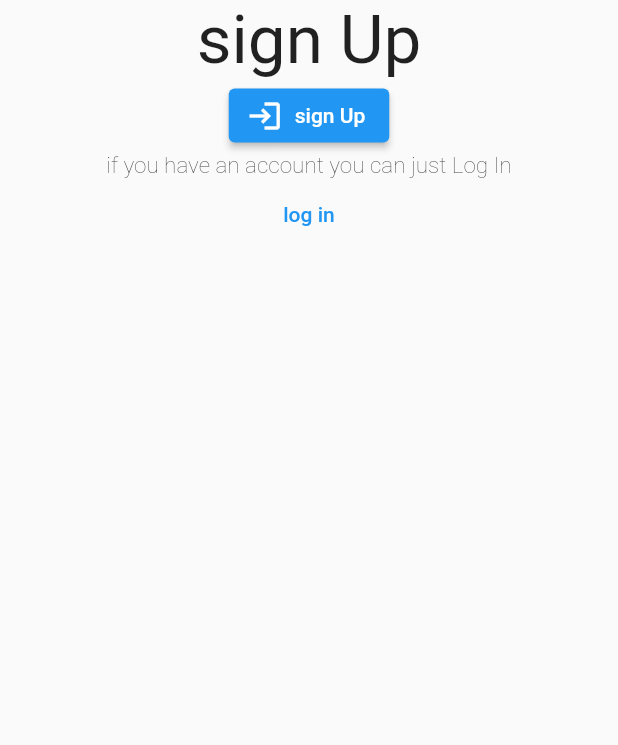
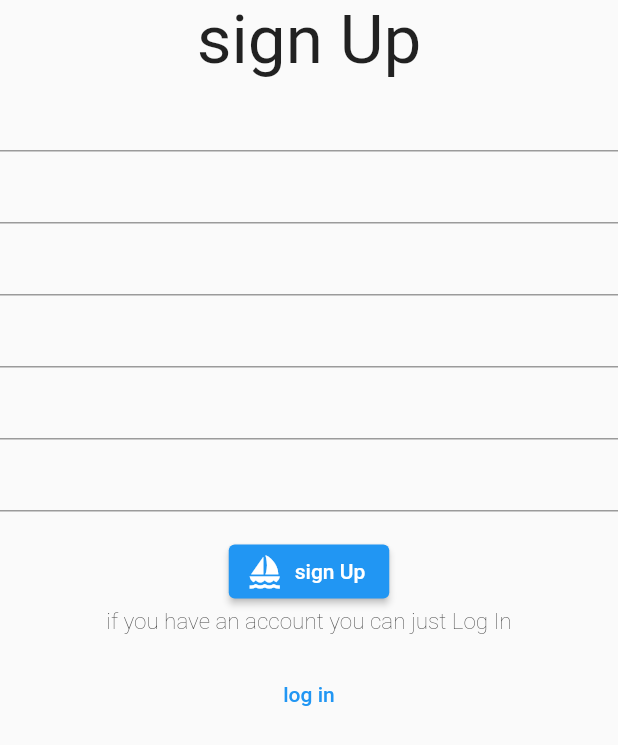
Before and after one commit to miladmirkhan/milad, a Flutter app: the screen it shows after launch, after a tap on "login Screen", after a tap on "sign in", on a phone screen of 412 x 824 dp. Shown: the top 745 px of the screen. Run offline on Flutter 3.47's test engine with Material 2 defaults, Android fonts, the phone set to English and light mode, and no system bars; our stand-ins replace google_fonts; network calls fail.

Commit message:
last changes

```diff
--- a/lib/app.dart
+++ b/lib/app.dart
@@ -26,6 +26,7 @@ Widget build(BuildContext context) {
        color: Colors.purpleAccent[895],
      ),
           )),
+          //the Routes
       initialRoute: '/',
       routes: {
         '/': (context) => homeApp(),
--- a/lib/login_scren/loginScreen.dart
+++ b/lib/login_scren/loginScreen.dart
@@ -9,11 +9,7 @@ class loginScreen extends StatefulWidget {
 }
 
 class _loginScreenState extends State<loginScreen> {
-  String name = 'user name';
-  String? password;
 
-  TextEditingController userNameController = TextEditingController();
-  TextEditingController passwordController = TextEditingController();
 
   @override
   Widget build(BuildContext context) {
@@ -21,21 +17,20 @@ class _loginScreenState extends State<loginScreen> {
       appBar: AppBar(),
       body: Column(
         children: [
-          Text('Welcome $name'),
+          Text('Welcome',style:TextStyle(fontSize: 45, fontWeight: FontWeight.w400) ,),
           Form(
               child: Column(
             children: [
               //user name
               TextFormField(
-                controller: userNameController,
                 keyboardType: TextInputType.emailAddress,
               ),
 
               //passsword
               TextFormField(
-                controller: passwordController,
                 obscureText: true,
               ),
+              Text(" "),
               ElevatedButton.icon(
                 onPressed: () {
                  Navigator.pushNamed(context, '/dataScreen');
--- a/lib/sign_in/signIn.dart
+++ b/lib/sign_in/signIn.dart
@@ -11,14 +11,22 @@ class signIn extends StatelessWidget {
         children: [
           Text("sign Up",
           style: TextStyle(fontSize: 45, fontWeight: FontWeight.w400),
-            ),
+          ),
+            TextFormField(keyboardType: TextInputType.name,),
+                TextFormField(keyboardType: TextInputType.name,),
 
+              TextFormField(keyboardType: TextInputType.emailAddress, ),
+              TextFormField( keyboardType: TextInputType.phone,),
+
+               TextFormField(  obscureText: true, ),
+               TextFormField(  obscureText: true, ),
+Text(" "),
            ElevatedButton.icon(
                 onPressed: () {
                   Navigator.pushNamed(context, '/dataScreen');
                 },
                 icon: Icon(
-                  Icons.login,
+                  Icons.sailing
                 ),
                 label: Text('sign Up'),
               ),
@@ -26,7 +34,7 @@ class signIn extends StatelessWidget {
 Text('if you have an account you can just Log In',
 style: TextStyle(fontSize: 15, fontWeight: FontWeight.w200)
 ),
-
+Text(" "),
               TextButton(
             autofocus: true,
                 onPressed: () {
```
Also changed, not shown: lib/data_screen/dataScreen.dart (+44 -3 lines).
